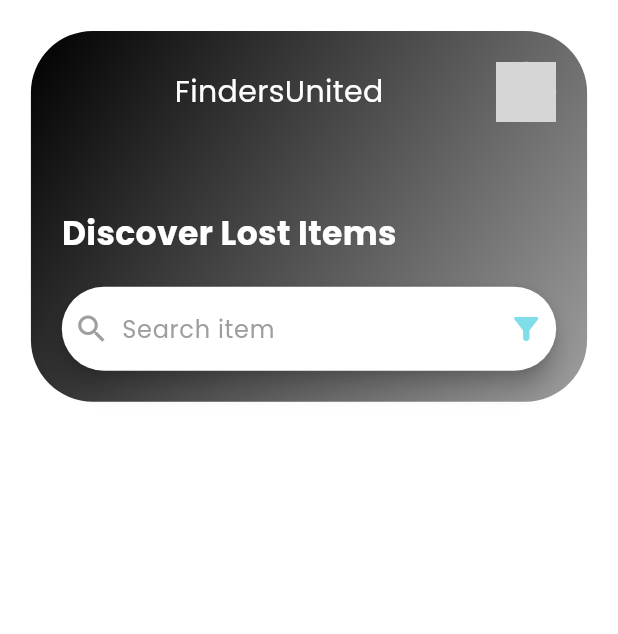
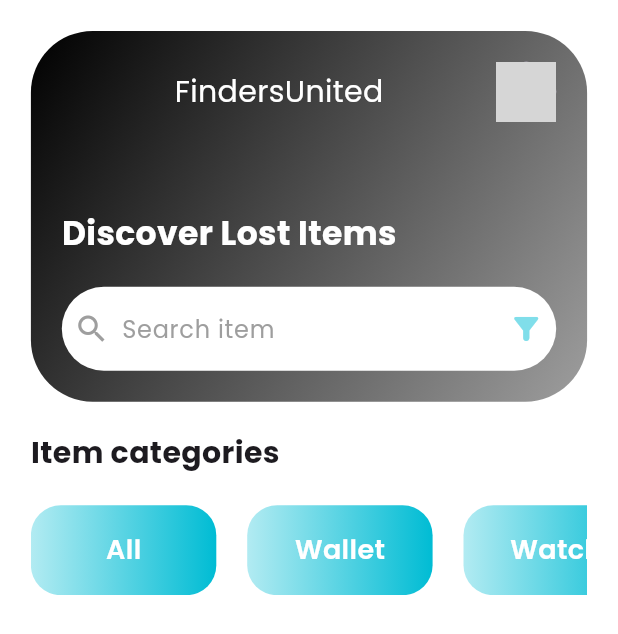
Before and after one commit to Ankush-Paul-02/Finders-United, a Flutter app: the HomeScreen screen opened directly, on a phone screen of 412 x 824 dp. Shown: the top 634 px of the screen. Run offline on Flutter 3.47's test engine with Material 3 defaults, Android fonts, the phone set to English and light mode, and no system bars; our stand-ins replace google_fonts, lottie, sizer, velocity_x; network calls fail; grey boxes are pictures that could not be loaded.

Commit message:
add category buttons

```diff
--- /dev/null
+++ b/devtools_options.yaml
@@ -0,0 +1 @@
+extensions:
--- a/lib/feature/home/screens/home_screen.dart
+++ b/lib/feature/home/screens/home_screen.dart
@@ -1,6 +1,9 @@
 import 'package:flutter/material.dart';
 import 'package:sizer/sizer.dart';
 import 'package:velocity_x/velocity_x.dart';
+
+import '../widgets/custom_category_title_button.dart';
+import '../widgets/home_header.dart';
 
 class HomeScreen extends StatefulWidget {
   const HomeScreen({super.key});
@@ -19,60 +22,38 @@ class _HomeScreenState extends State<HomeScreen> {
           child: Column(
             crossAxisAlignment: CrossAxisAlignment.start,
             children: [
-              Container(
-                height: 30.h,
-                width: double.infinity,
-                decoration: BoxDecoration(
-                  borderRadius: BorderRadius.circular(10.w),
-                  gradient: const LinearGradient(
-                    begin: Alignment.topLeft,
-                    end: Alignment.bottomRight,
-                    colors: [
-                      Colors.black,
-                      Colors.grey,
-                    ],
-                  ),
-                ),
-                child: Column(
-                  crossAxisAlignment: CrossAxisAlignment.start,
+              const HomeHeader(),
+              20.heightBox,
+              'Item categories'.text.bold.size(20).make(),
+              20.heightBox,
+              SizedBox(
+                height: 60,
+                child: ListView(
+                  scrollDirection: Axis.horizontal,
+                  shrinkWrap: true,
                   children: [
-                    Row(
-                      children: [
-                        const Spacer(),
-                        'FindersUnited'.text.white.size(20).make(),
-                        const Spacer(),
-                        const CircleAvatar(
-                          backgroundImage: NetworkImage(
-                            'https://images.unsplash.com/photo-1529665253569-6d01c0eaf7b6?w=500&auto=format&fit=crop&q=60&ixlib=rb-4.0.3&ixid=M3wxMjA3fDB8MHxzZWFyY2h8NHx8cHJvZmlsZXxlbnwwfHwwfHx8MA%3D%3D',
-                          ),
-                        ),
-                      ],
+                    CustomCategoryTitleButton(
+                      category: 'All',
+                      onTap: () {},
                     ),
-                    const Spacer(),
-                    30.heightBox,
-                    'Discover Lost Items'.text.size(22).bold.white.make(),
-                    20.heightBox,
-                    SearchBar(
-                      backgroundColor: MaterialStateProperty.all(Colors.white),
-                      leading: const Icon(
-                        Icons.search,
-                        color: Colors.grey,
-                      ),
-                      hintText: 'Search item',
-                      hintStyle: MaterialStateProperty.all(
-                        const TextStyle(
-                          color: Colors.grey,
-                        ),
-                      ),
-                      trailing: [
-                        Icon(
-                          Icons.filter_alt_rounded,
-                          color: Colors.cyan[200],
-                        ),
-                      ],
+                    CustomCategoryTitleButton(
+                      category: 'Wallet',
+                      onTap: () {},
+                    ),
+                    CustomCategoryTitleButton(
+                      category: 'Watch',
+                      onTap: () {},
+                    ),
+                    CustomCategoryTitleButton(
+                      category: 'Aadhaar',
+                      onTap: () {},
+                    ),
+                    CustomCategoryTitleButton(
+                      category: 'Pan Card',
+                      onTap: () {},
                     ),
                   ],
-                ).pSymmetric(h: 5.w, v: 5.w),
+                ),
               )
             ],
           ).pSymmetric(h: 5.w, v: 5.w),
--- /dev/null
+++ b/lib/feature/home/widgets/custom_category_title_button.dart
@@ -0,0 +1,38 @@
+import 'package:flutter/material.dart';
+import 'package:sizer/sizer.dart';
+import 'package:velocity_x/velocity_x.dart';
+
+class CustomCategoryTitleButton extends StatelessWidget {
+  final String category;
+  final VoidCallback onTap;
+
+  const CustomCategoryTitleButton({
+    super.key,
+    required this.category,
+    required this.onTap,
+  });
+
+  @override
+  Widget build(BuildContext context) {
+    return InkWell(
+      onTap: onTap,
+      child: Container(
+        width: 30.w,
+        height: 45,
+        margin: EdgeInsets.only(right: 5.w),
+        decoration: BoxDecoration(
+          borderRadius: BorderRadius.circular(20),
+          gradient: LinearGradient(
+            begin: Alignment.centerLeft,
+            end: Alignment.centerRight,
+            colors: [
+              Colors.cyan.shade100,
+              Colors.cyan,
+            ],
+          ),
+        ),
+        child: category.text.semiBold.size(18).white.makeCentered(),
+      ),
+    );
+  }
+}
--- /dev/null
+++ b/lib/feature/home/widgets/home_header.dart
@@ -0,0 +1,72 @@
+import 'package:flutter/material.dart';
+import 'package:sizer/sizer.dart';
+import 'package:velocity_x/velocity_x.dart';
+
+class HomeHeader extends StatefulWidget {
+  const HomeHeader({super.key});
+
+  @override
+  State<HomeHeader> createState() => _HomeHeaderState();
+}
+
+class _HomeHeaderState extends State<HomeHeader> {
+  @override
+  Widget build(BuildContext context) {
+    return Container(
+      height: 30.h,
+      width: double.infinity,
+      decoration: BoxDecoration(
+        borderRadius: BorderRadius.circular(10.w),
+        gradient: const LinearGradient(
+          begin: Alignment.topLeft,
+          end: Alignment.bottomRight,
+          colors: [
+            Colors.black,
+            Colors.grey,
+          ],
+        ),
+      ),
+      child: Column(
+        crossAxisAlignment: CrossAxisAlignment.start,
+        children: [
+          Row(
+            children: [
+              const Spacer(),
+              'FindersUnited'.text.white.size(20).make(),
+              const Spacer(),
+              const CircleAvatar(
+                backgroundImage: NetworkImage(
+                  'https://images.unsplash.com/photo-1529665253569-6d01c0eaf7b6?w=500&auto=format&fit=crop&q=60&ixlib=rb-4.0.3&ixid=M3wxMjA3fDB8MHxzZWFyY2h8NHx8cHJvZmlsZXxlbnwwfHwwfHx8MA%3D%3D',
+                ),
+              ),
+            ],
+          ),
+          const Spacer(),
+          30.heightBox,
+          'Discover Lost Items'.text.size(22).bold.white.make(),
+          20.heightBox,
+          SearchBar(
+            backgroundColor: MaterialStateProperty.all(Colors.white),
+            leading: const Icon(
+              Icons.search,
+              color: Colors.grey,
+            ),
+            elevation: MaterialStateProperty.all(0),
+            hintText: 'Search item',
+            hintStyle: MaterialStateProperty.all(
+              const TextStyle(
+                color: Colors.grey,
+              ),
+            ),
+            trailing: [
+              Icon(
+                Icons.filter_alt_rounded,
+                color: Colors.cyan[200],
+              ),
+            ],
+          ),
+        ],
+      ).pSymmetric(h: 5.w, v: 5.w),
+    );
+  }
+}
```
